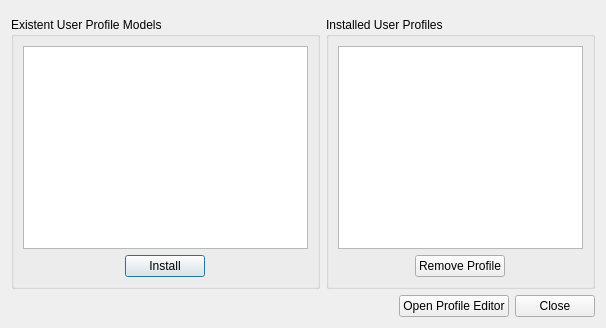
dsgoficial/DsgTools, file UserTools/assign_profiles.ui: the form before one commit.
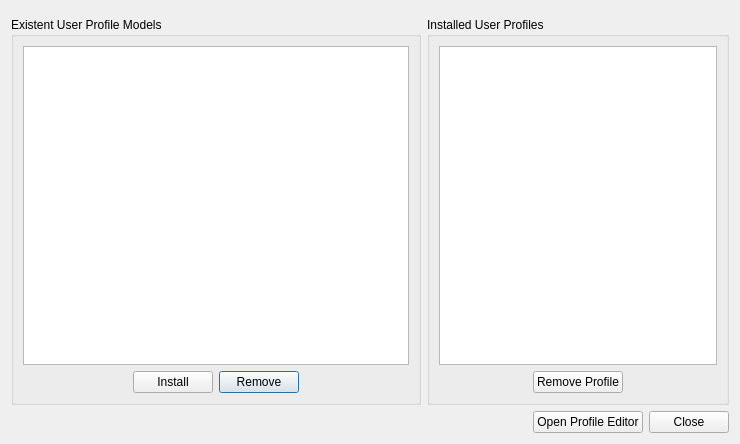
The form after the commit. Custom widgets are drawn as their Qt base class.

Commit message: Removing json profile files working

```diff
--- a/UserTools/assign_profiles.ui
+++ b/UserTools/assign_profiles.ui
@@ -6,8 +6,8 @@
    <rect>
     <x>0</x>
     <y>0</y>
-    <width>606</width>
-    <height>328</height>
+    <width>740</width>
+    <height>444</height>
    </rect>
   </property>
   <property name="windowTitle">
@@ -23,10 +23,10 @@
       <string>Existent User Profile Models</string>
      </property>
      <layout class="QGridLayout" name="gridLayout_2">
-      <item row="0" column="0" colspan="3">
-       <widget class="QListWidget" name="possibleProfiles">
-        <property name="selectionMode">
-         <enum>QAbstractItemView::MultiSelection</enum>
+      <item row="1" column="2">
+       <widget class="QPushButton" name="removeJson">
+        <property name="text">
+         <string>Remove</string>
         </property>
        </widget>
       </item>
@@ -50,7 +50,7 @@
         </property>
        </widget>
       </item>
-      <item row="1" column="2">
+      <item row="1" column="3">
        <spacer name="horizontalSpacer_4">
         <property name="orientation">
          <enum>Qt::Horizontal</enum>
@@ -63,6 +63,13 @@
         </property>
        </spacer>
       </item>
+      <item row="0" column="0" colspan="4">
+       <widget class="QListWidget" name="possibleProfiles">
+        <property name="selectionMode">
+         <enum>QAbstractItemView::MultiSelection</enum>
+        </property>
+       </widget>
+      </item>
      </layout>
     </widget>
    </item>
```
The commit also changes 3 other files.
